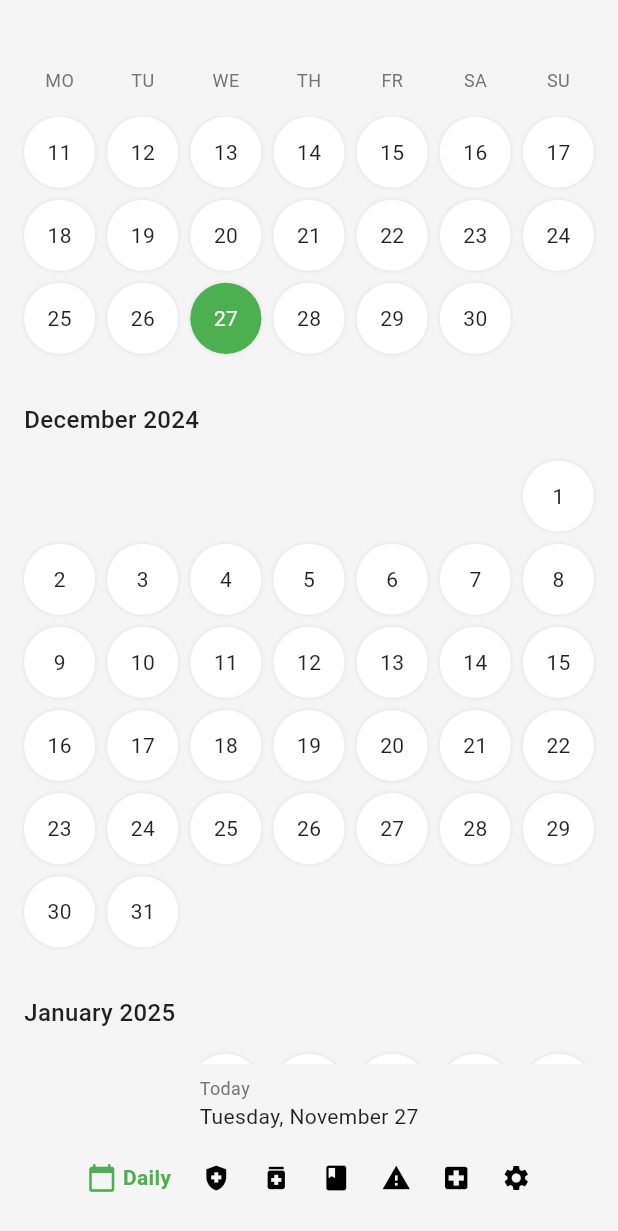
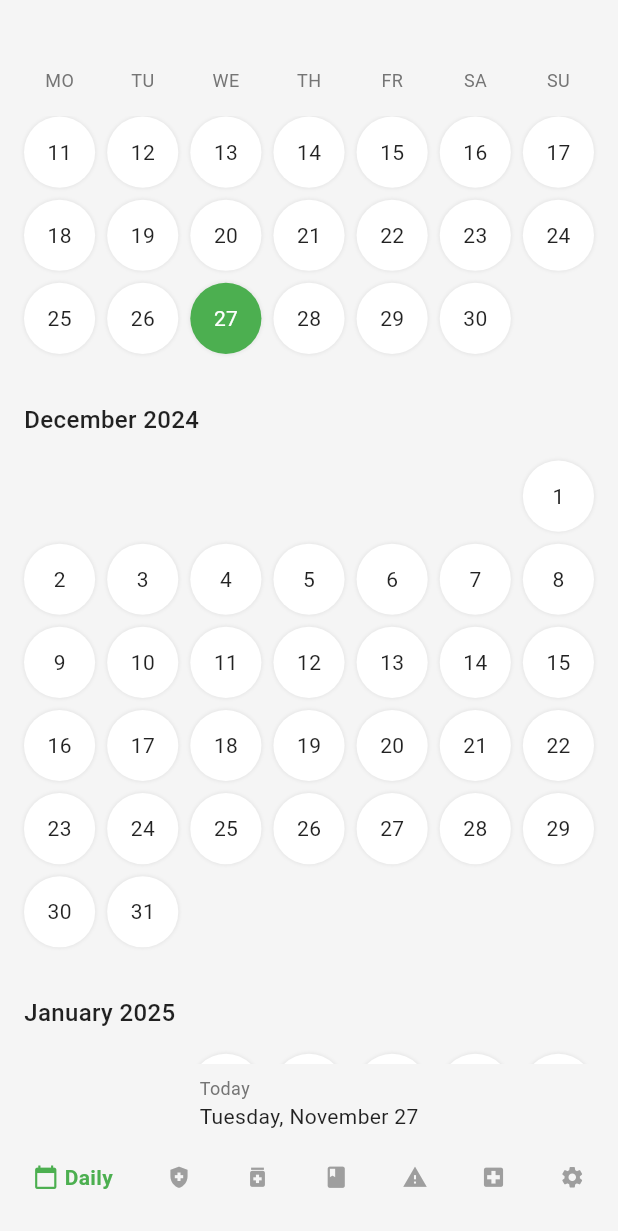
Before and after one commit to athos777x/hyp, a Flutter app: the HomePage screen opened directly, on a phone screen of 412 x 824 dp. Shown: the top 1231 px of the screen. Run offline on Flutter 3.47's test engine with Material 3 defaults, Android fonts, the phone set to English and light mode, and no system bars; drawn by our look-alikes of google_nav_bar.

Commit message:
fixed navbar

```diff
--- a/lib/homepage.dart
+++ b/lib/homepage.dart
@@ -187,42 +187,56 @@ class _HomePageState extends State<HomePage> {
             Padding(
               padding: const EdgeInsets.only(bottom: 16.0),
               child: Container(
+                width: MediaQuery.of(context).size.width, // Ensure full width
                 padding: EdgeInsets.all(8),
-                child: SingleChildScrollView(
-                  scrollDirection: Axis.horizontal,
+                child: Row(
+                  mainAxisAlignment:
+                      MainAxisAlignment.spaceBetween, // Distribute space evenly
+                  children: [
+                    Expanded(
                       child: GNav(
                         gap: 4,
                         activeColor: Color(0xFF4CAF50),
-                    iconSize: 20,
-                    padding: EdgeInsets.symmetric(horizontal: 10, vertical: 5),
+                        iconSize: 17,
+                        padding:
+                            EdgeInsets.symmetric(horizontal: 10, vertical: 5),
+                        tabMargin: EdgeInsets.symmetric(
+                            horizontal: 4), // Reduced margin
                         tabs: [
                           GButton(
                             icon: Icons.calendar_today,
                             text: 'Daily',
+                            iconColor: Colors.grey,
                           ),
                           GButton(
                             icon: Icons.health_and_safety,
                             text: 'Health',
+                            iconColor: Colors.grey,
                           ),
                           GButton(
                             icon: Icons.medication,
                             text: 'Medications',
+                            iconColor: Colors.grey,
                           ),
                           GButton(
                             icon: Icons.book,
                             text: 'Definitions',
+                            iconColor: Colors.grey,
                           ),
                           GButton(
                             icon: Icons.warning,
-                        text: 'Signs & Symptoms',
+                            text: 'S/Sx',
+                            iconColor: Colors.grey,
                           ),
                           GButton(
                             icon: Icons.local_hospital,
                             text: 'Hospitals',
+                            iconColor: Colors.grey,
                           ),
                           GButton(
                             icon: Icons.settings,
                             text: 'Settings',
+                            iconColor: Colors.grey,
                           ),
                         ],
                         selectedIndex: _selectedIndex,
@@ -232,6 +246,8 @@ class _HomePageState extends State<HomePage> {
                           });
                         },
                       ),
+                    ),
+                  ],
                 ),
               ),
             ),
```
Lines whose indentation alone changed are shown as unchanged.
